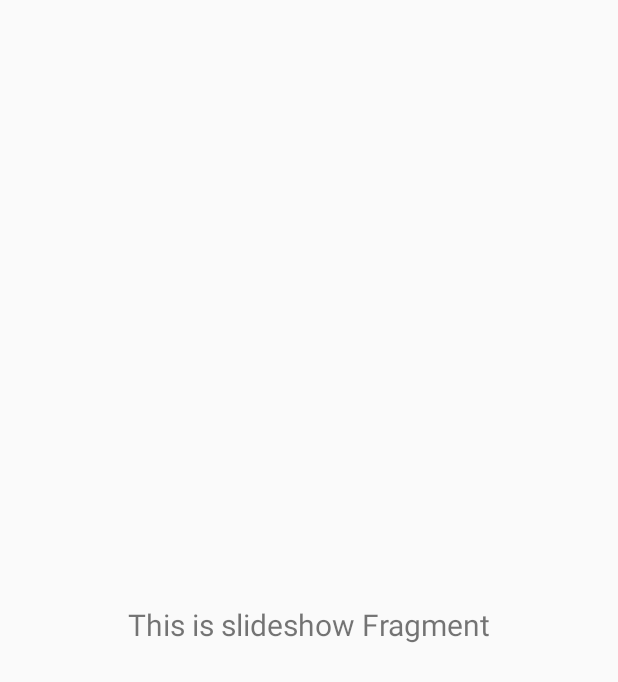
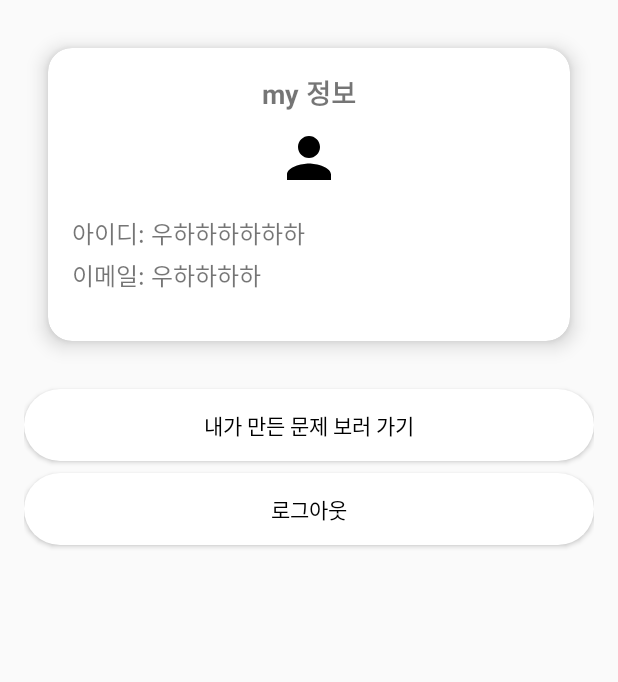
Before and after one commit to minzero31/MadCamp-1week-Server, an Android app built with Jetpack Compose: the fragment SlideshowFragment shown on its own in the app's theme, on a phone screen of 412 x 824 dp. Shown: the top 682 px of the screen. Run offline under Robolectric (Android 15) with nearby library versions, the phone set to English and light mode, and no system bars.

Commit message:
"mypage ui first commit #10 "

```diff
--- a/app/src/main/java/com/example/flask_1/ui/slideshow/SlideshowFragment.kt
+++ b/app/src/main/java/com/example/flask_1/ui/slideshow/SlideshowFragment.kt
@@ -4,31 +4,42 @@ import android.os.Bundle
 import android.view.LayoutInflater
 import android.view.View
 import android.view.ViewGroup
+import android.widget.Button
+import android.widget.ImageView
 import android.widget.TextView
 import androidx.fragment.app.Fragment
-import androidx.lifecycle.ViewModelProvider
+import com.example.flask_1.R
 import com.example.flask_1.databinding.FragmentSlideshowBinding
 
 class SlideshowFragment : Fragment() {
 
     private var _binding: FragmentSlideshowBinding? = null
-    // This property is only valid between onCreateView and
-    // onDestroyView.
     private val binding get() = _binding!!
 
     override fun onCreateView(
         inflater: LayoutInflater, container: ViewGroup?,
         savedInstanceState: Bundle?
     ): View {
-        val slideshowViewModel = ViewModelProvider(this).get(SlideshowViewModel::class.java)
-
         _binding = FragmentSlideshowBinding.inflate(inflater, container, false)
         val root: View = binding.root
 
-        val textView: TextView = binding.textSlideshow
-        slideshowViewModel.text.observe(viewLifecycleOwner) {
-            textView.text = it
+        // View elements
+        val title: TextView = binding.title
+        val userIcon: ImageView = binding.userIcon
+        val userId: TextView = binding.userId
+        val userEmail: TextView = binding.userEmail
+        val btnViewMyQuestions: Button = binding.btnViewMyQuestions
+        val btnLogout: Button = binding.btnLogout
+
+        // Set any specific properties or listeners
+        btnViewMyQuestions.setOnClickListener {
+            // Handle "내가 만든 문제 보러 가기" button click
         }
+
+        btnLogout.setOnClickListener {
+            // Handle "로그아웃" button click
+        }
+
         return root
     }
 
--- /dev/null
+++ b/app/src/main/res/drawable/ic_user_icon.xml
@@ -0,0 +1,9 @@
+<vector xmlns:android="http://schemas.android.com/apk/res/android"
+    android:width="24dp"
+    android:height="24dp"
+    android:viewportWidth="24"
+    android:viewportHeight="24">
+    <path
+        android:fillColor="#000000"
+        android:pathData="M12,12c2.21,0 4,-1.79 4,-4s-1.79,-4 -4,-4 -4,1.79 -4,4 1.79,4 4,4zm0,2c-2.67,0 -8,1.34 -8,4v2h16v-2c0,-2.66 -5.33,-4 -8,-4z"/>
+</vector>
--- /dev/null
+++ b/app/src/main/res/drawable/rounded_button.xml
@@ -0,0 +1,6 @@
+<?xml version="1.0" encoding="utf-8"?>
+<shape xmlns:android="http://schemas.android.com/apk/res/android">
+    <solid android:color="#FFFFFF" />
+    <corners android:radius="50dp" />
+    <elevation android:elevation="4dp"/>
+</shape>
--- a/app/src/main/res/layout/fragment_slideshow.xml
+++ b/app/src/main/res/layout/fragment_slideshow.xml
@@ -1,23 +1,80 @@
-<?xml version="1.0" encoding="utf-8"?>
-<androidx.constraintlayout.widget.ConstraintLayout
-    xmlns:android="http://schemas.android.com/apk/res/android"
+<RelativeLayout xmlns:android="http://schemas.android.com/apk/res/android"
     xmlns:app="http://schemas.android.com/apk/res-auto"
     xmlns:tools="http://schemas.android.com/tools"
     android:layout_width="match_parent"
     android:layout_height="match_parent"
-    tools:context=".ui.slideshow.SlideshowFragment" >
+    tools:context=".ui.slideshow.SlideshowFragment"
+    android:padding="16dp">
 
-    <TextView
-        android:id="@+id/text_slideshow"
+    <androidx.cardview.widget.CardView
+        android:id="@+id/card_view"
         android:layout_width="match_parent"
         android:layout_height="wrap_content"
-        android:layout_marginStart="8dp"
+        android:layout_margin="16dp"
+        app:cardCornerRadius="16dp"
+        app:cardElevation="8dp">
+
+        <LinearLayout
+            android:layout_width="match_parent"
+            android:layout_height="wrap_content"
+            android:orientation="vertical"
+            android:padding="16dp">
+
+            <TextView
+                android:id="@+id/title"
+                android:layout_width="wrap_content"
+                android:layout_height="wrap_content"
+                android:layout_gravity="center"
+                android:text="my 정보"
+                android:textSize="18sp"
+                android:textStyle="bold"
+                android:paddingBottom="8dp"/>
+
+            <ImageView
+                android:id="@+id/user_icon"
+                android:layout_width="60dp"
+                android:layout_height="60dp"
+                android:layout_gravity="center"
+                android:src="@drawable/ic_user_icon"
+                android:paddingBottom="16dp"/>
+
+            <TextView
+                android:id="@+id/user_id"
+                android:layout_width="wrap_content"
+                android:layout_height="wrap_content"
+                android:text="아이디: 우하하하하하하"
+                android:textSize="16sp"
+                android:paddingBottom="4dp"/>
+
+            <TextView
+                android:id="@+id/user_email"
+                android:layout_width="wrap_content"
+                android:layout_height="wrap_content"
+                android:text="이메일: 우하하하하"
+                android:textSize="16sp"
+                android:paddingBottom="16dp"/>
+        </LinearLayout>
+    </androidx.cardview.widget.CardView>
+
+    <Button
+        android:id="@+id/btn_view_my_questions"
+        android:layout_width="match_parent"
+        android:layout_height="wrap_content"
+        android:layout_below="@id/card_view"
+        android:layout_marginTop="16dp"
+        android:background="@drawable/rounded_button"
+        android:text="내가 만든 문제 보러 가기"
+        android:textColor="@android:color/black"
+        android:elevation="4dp"/>
+
+    <Button
+        android:id="@+id/btn_logout"
+        android:layout_width="match_parent"
+        android:layout_height="wrap_content"
+        android:layout_below="@id/btn_view_my_questions"
         android:layout_marginTop="8dp"
-        android:layout_marginEnd="8dp"
-        android:textAlignment="center"
-        android:textSize="20sp"
-        app:layout_constraintEnd_toEndOf="parent"
-        app:layout_constraintStart_toStartOf="parent"
-        app:layout_constraintTop_toTopOf="parent"
-        app:layout_constraintBottom_toBottomOf="parent" />
-</androidx.constraintlayout.widget.ConstraintLayout>
+        android:background="@drawable/rounded_button"
+        android:text="로그아웃"
+        android:textColor="@android:color/black"
+        android:elevation="4dp"/>
+</RelativeLayout>
```
